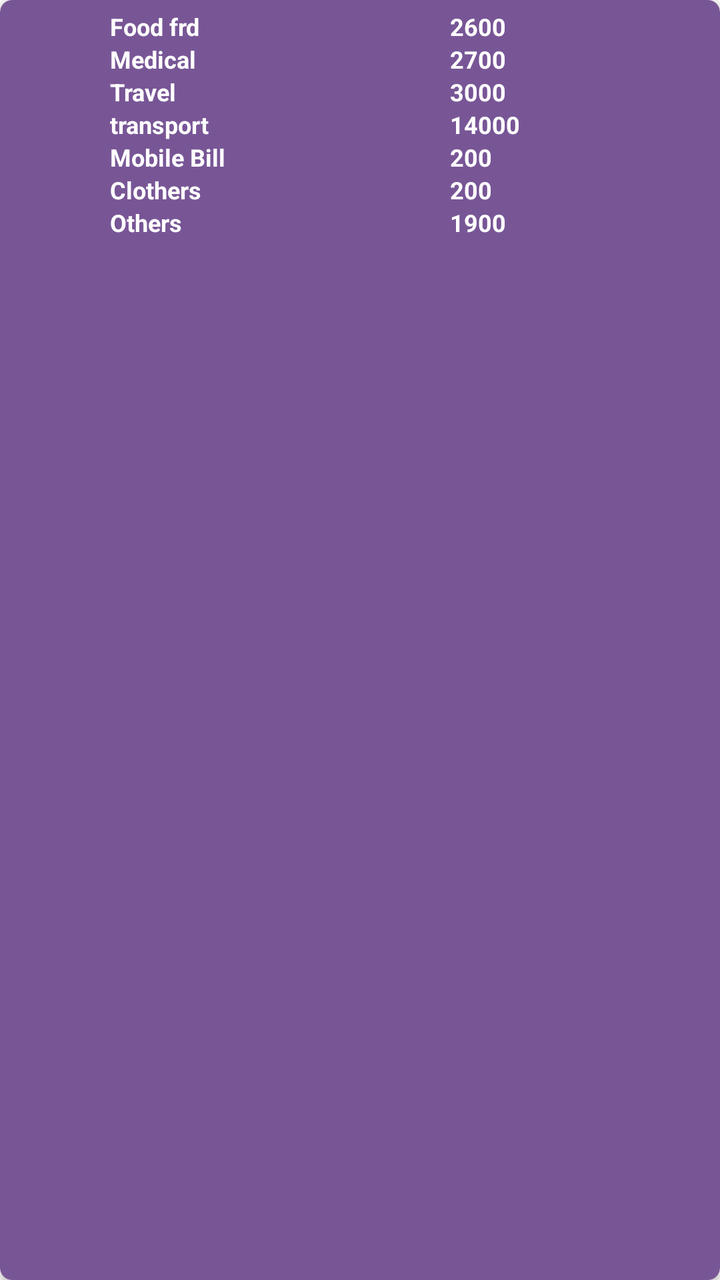
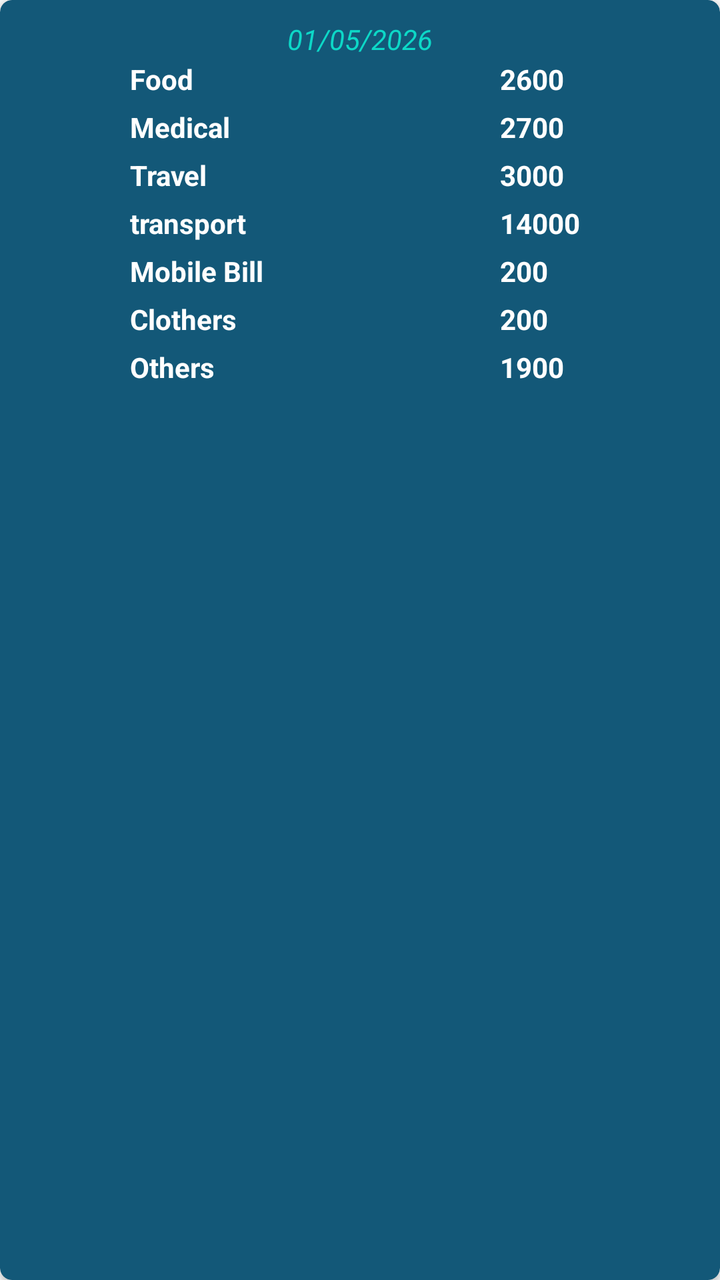

An Android layout rendered at two revisions. The XML below is the earlier revision; the diff shows what the commit changed to produce the second picture.
<!-- AndroidManifest.xml: application theme Theme.ExpenseTracker -->
<!-- res/layout/user_itemslist.xml -->
<?xml version="1.0" encoding="utf-8"?>
<androidx.cardview.widget.CardView xmlns:android="http://schemas.android.com/apk/res/android"
    android:layout_width="match_parent"
    android:layout_height="wrap_content"
    xmlns:app="http://schemas.android.com/apk/res-auto"
    android:backgroundTint="#785696"
    android:elevation="10dp"
    android:layout_marginHorizontal="50dp"
    android:layout_marginTop="25dp"
    app:cardCornerRadius="6dp"
    >

    <androidx.constraintlayout.widget.ConstraintLayout
        android:layout_width="match_parent"
        android:layout_height="wrap_content"
        android:padding="5dp"
        >

         <androidx.constraintlayout.widget.ConstraintLayout
             android:id="@+id/food_lay"
             android:layout_width="match_parent"
             android:layout_height="wrap_content"
             app:layout_constraintStart_toStartOf="parent"
             app:layout_constraintTop_toTopOf="parent"
             android:orientation="horizontal"
             >


             <TextView
                 android:id="@+id/t_food"
                 android:layout_width="fill_parent"
                 android:layout_height="wrap_content"
                 android:text="Food frd"
                 android:textSize="12sp"
                 android:textColor="@color/white"
                 android:textStyle="bold"
                 android:layout_marginLeft="50dp"
                 app:layout_constraintStart_toStartOf="parent"
                 app:layout_constraintTop_toTopOf="parent"
                 />

             <TextView
                 android:layout_width="fill_parent"
                 android:layout_height="wrap_content"
                 android:text="2600"
                 android:textSize="12sp"
                 android:textColor="@color/white"
                 android:textStyle="bold"
                 android:layout_marginLeft="220dp"
                 app:layout_constraintStart_toEndOf="@id/t_food"
                 app:layout_constraintTop_toTopOf="parent"

                 />

         </androidx.constraintlayout.widget.ConstraintLayout>


        <androidx.constraintlayout.widget.ConstraintLayout
            android:id="@+id/medi_lay"
            android:layout_width="match_parent"
            android:layout_height="wrap_content"
            app:layout_constraintStart_toStartOf="parent"
            app:layout_constraintTop_toBottomOf="@id/food_lay"
            android:orientation="horizontal"
            >


            <TextView
                android:id="@+id/t_medi"
                android:layout_width="fill_parent"
                android:layout_height="wrap_content"
                android:text="Medical"
                android:textSize="12sp"
                android:textColor="@color/white"
                android:textStyle="bold"
                android:paddingLeft="50dp"
                app:layout_constraintStart_toStartOf="parent"
                app:layout_constraintTop_toTopOf="parent"
                />

            <TextView
                android:id="@+id/et_medi"
                android:layout_width="fill_parent"
                android:layout_height="wrap_content"
                android:text="2700"
                android:textSize="12sp"
                android:textColor="@color/white"
                android:textStyle="bold"
                android:layout_marginLeft="220dp"
                app:layout_constraintStart_toEndOf="@id/t_medi"
                app:layout_constraintTop_toTopOf="parent"

                />

        </androidx.constraintlayout.widget.ConstraintLayout>

        <androidx.constraintlayout.widget.ConstraintLayout
            android:id="@+id/travel_lay"
            android:layout_width="match_parent"
            android:layout_height="wrap_content"
            app:layout_constraintStart_toStartOf="parent"
            app:layout_constraintTop_toBottomOf="@id/medi_lay"
            android:orientation="horizontal"
            >


            <TextView
                android:id="@+id/t_travel"
                android:layout_width="fill_parent"
                android:layout_height="wrap_content"
                android:text="Travel"
                android:textSize="12sp"
                android:textColor="@color/white"
                android:textStyle="bold"
                android:paddingLeft="50dp"
                app:layout_constraintStart_toStartOf="parent"
                app:layout_constraintTop_toTopOf="parent"
                />

            <TextView
                android:id="@+id/et_travel"
                android:layout_width="fill_parent"
                android:layout_height="wrap_content"
                android:text="3000"
                android:textSize="12sp"
                android:textColor="@color/white"
                android:textStyle="bold"
                android:layout_marginLeft="220dp"
                app:layout_constraintStart_toEndOf="@id/t_travel"
                app:layout_constraintTop_toTopOf="parent"

                />

        </androidx.constraintlayout.widget.ConstraintLayout>

        <androidx.constraintlayout.widget.ConstraintLayout
            android:id="@+id/transport_lay"
            android:layout_width="match_parent"
            android:layout_height="wrap_content"
            app:layout_constraintStart_toStartOf="parent"
            app:layout_constraintTop_toBottomOf="@id/travel_lay"
            android:orientation="horizontal"
            >


            <TextView
                android:id="@+id/t_transport"
                android:layout_width="fill_parent"
                android:layout_height="wrap_content"
                android:paddingLeft="50dp"
                android:text="transport"
                android:textColor="@color/white"
                android:textSize="12sp"
                android:textStyle="bold"
                app:layout_constraintStart_toStartOf="parent"
                app:layout_constraintTop_toTopOf="parent" />

            <TextView
                android:id="@+id/et_transport"
                android:layout_width="fill_parent"
                android:layout_height="wrap_content"
                android:text="14000"
                android:textSize="12sp"
                android:textColor="@color/white"
                android:textStyle="bold"
                android:layout_marginLeft="220dp"
                app:layout_constraintStart_toEndOf="@id/t_transport"
                app:layout_constraintTop_toTopOf="parent"

                />

        </androidx.constraintlayout.widget.ConstraintLayout>


        <androidx.constraintlayout.widget.ConstraintLayout
            android:id="@+id/bill_lay"
            android:layout_width="match_parent"
            android:layout_height="wrap_content"
            app:layout_constraintStart_toStartOf="parent"
            app:layout_constraintTop_toBottomOf="@id/transport_lay"
            android:orientation="horizontal"
            >


            <TextView
                android:id="@+id/t_bill"
                android:layout_width="fill_parent"
                android:layout_height="wrap_content"
                android:text="Mobile Bill"
                android:textSize="12sp"
                android:textColor="@color/white"
                android:textStyle="bold"
                android:paddingLeft="50dp"
                app:layout_constraintStart_toStartOf="parent"
                app:layout_constraintTop_toTopOf="parent"
                />

            <TextView
                android:id="@+id/et_bill"
                android:layout_width="fill_parent"
                android:layout_height="wrap_content"
                android:text="200"
                android:textSize="12sp"
                android:textColor="@color/white"
                android:textStyle="bold"
                android:layout_marginLeft="220dp"
                app:layout_constraintStart_toEndOf="@id/t_bill"
                app:layout_constraintTop_toTopOf="parent"

                />

        </androidx.constraintlayout.widget.ConstraintLayout>

        <androidx.constraintlayout.widget.ConstraintLayout
            android:id="@+id/clo_lay"
            android:layout_width="match_parent"
            android:layout_height="wrap_content"
            app:layout_constraintStart_toStartOf="parent"
            app:layout_constraintTop_toBottomOf="@id/bill_lay"
            android:orientation="horizontal"
            >


            <TextView
                android:id="@+id/t_clo"
                android:layout_width="fill_parent"
                android:layout_height="wrap_content"
                android:text="Clothers"
                android:textSize="12sp"
                android:textColor="@color/white"
                android:textStyle="bold"
                android:paddingLeft="50dp"
                app:layout_constraintStart_toStartOf="parent"
                app:layout_constraintTop_toTopOf="parent"
                />

            <TextView
                android:id="@+id/et_clo"
                android:layout_width="fill_parent"
                android:layout_height="wrap_content"
                android:text="200"
                android:textSize="12sp"
                android:textColor="@color/white"
                android:textStyle="bold"
                android:layout_marginLeft="220dp"
                app:layout_constraintStart_toEndOf="@id/t_clo"
                app:layout_constraintTop_toTopOf="parent"

                />

        </androidx.constraintlayout.widget.ConstraintLayout>

        <androidx.constraintlayout.widget.ConstraintLayout
            android:id="@+id/others_lay"
            android:layout_width="match_parent"
            android:layout_height="wrap_content"
            app:layout_constraintStart_toStartOf="parent"
            app:layout_constraintTop_toBottomOf="@id/clo_lay"
            android:orientation="horizontal"
            >


            <TextView
                android:id="@+id/t_others"
                android:layout_width="fill_parent"
                android:layout_height="wrap_content"
                android:text="Others"
                android:textSize="12sp"
                android:textColor="@color/white"
                android:textStyle="bold"
                android:paddingLeft="50dp"
                app:layout_constraintStart_toStartOf="parent"
                app:layout_constraintTop_toTopOf="parent"
                />

            <TextView
                android:id="@+id/et_others"
                android:layout_width="fill_parent"
                android:layout_height="wrap_content"
                android:text="1900"
                android:textSize="12sp"
                android:textColor="@color/white"
                android:textStyle="bold"
                android:layout_marginLeft="220dp"
                app:layout_constraintStart_toEndOf="@id/t_others"
                app:layout_constraintTop_toTopOf="parent"

                />

        </androidx.constraintlayout.widget.ConstraintLayout>

    </androidx.constraintlayout.widget.ConstraintLayout>

</androidx.cardview.widget.CardView>
<!-- resources referenced by this layout -->
<resources>
  <color name="white">#FFFFFFFF</color>
  <style name="Theme.ExpenseTracker" parent="Base.Theme.ExpenseTracker" />
  <style name="Base.Theme.ExpenseTracker" parent="Theme.AppCompat.DayNight.DarkActionBar">
          <item name="android:statusBarColor">#0D83BD</item>
      </style>
</resources>

<!-- the commit's change to res/layout/user_itemslist.xml (unified diff, before → after) -->
@@ -3,9 +3,9 @@
     android:layout_width="match_parent"
     android:layout_height="wrap_content"
     xmlns:app="http://schemas.android.com/apk/res-auto"
-    android:backgroundTint="#785696"
+    android:backgroundTint="#135878"
     android:elevation="10dp"
-    android:layout_marginHorizontal="50dp"
+    android:layout_marginHorizontal="20dp"
     android:layout_marginTop="25dp"
     app:cardCornerRadius="6dp"
     >
@@ -13,16 +13,30 @@
     <androidx.constraintlayout.widget.ConstraintLayout
         android:layout_width="match_parent"
         android:layout_height="wrap_content"
-        android:padding="5dp"
+
         >
+        
+        <TextView
+            android:id="@+id/date"
+            android:layout_width="wrap_content"
+            android:layout_height="20dp"
+            android:text="01/05/2026"
+            android:textStyle="italic"
+            android:textColor="#0DD8C7"
+            app:layout_constraintStart_toStartOf="parent"
+            app:layout_constraintEnd_toEndOf="parent"
+            app:layout_constraintBottom_toTopOf="@id/food_lay"
+
+            />
 
          <androidx.constraintlayout.widget.ConstraintLayout
              android:id="@+id/food_lay"
              android:layout_width="match_parent"
              android:layout_height="wrap_content"
              app:layout_constraintStart_toStartOf="parent"
+             app:layout_constraintEnd_toEndOf="parent"
              app:layout_constraintTop_toTopOf="parent"
-             android:orientation="horizontal"
+             android:layout_marginTop="30dp"
              >
 
 
@@ -30,23 +44,24 @@
                  android:id="@+id/t_food"
                  android:layout_width="fill_parent"
                  android:layout_height="wrap_content"
-                 android:text="Food frd"
-                 android:textSize="12sp"
+                 android:text="Food"
+                 android:textSize="14sp"
                  android:textColor="@color/white"
                  android:textStyle="bold"
-                 android:layout_marginLeft="50dp"
+                 android:layout_marginLeft="65dp"
                  app:layout_constraintStart_toStartOf="parent"
                  app:layout_constraintTop_toTopOf="parent"
                  />
 
              <TextView
+                 android:id="@+id/et_food"
                  android:layout_width="fill_parent"
                  android:layout_height="wrap_content"
                  android:text="2600"
-                 android:textSize="12sp"
+                 android:textSize="14sp"
                  android:textColor="@color/white"
                  android:textStyle="bold"
-                 android:layout_marginLeft="220dp"
+                 android:layout_marginLeft="250dp"
                  app:layout_constraintStart_toEndOf="@id/t_food"
                  app:layout_constraintTop_toTopOf="parent"
 
@@ -70,10 +85,11 @@
                 android:layout_width="fill_parent"
                 android:layout_height="wrap_content"
                 android:text="Medical"
-                android:textSize="12sp"
-                android:textColor="@color/white"
-                android:textStyle="bold"
-                android:paddingLeft="50dp"
+                android:textSize="14sp"
+                android:textColor="@color/white"
+                android:textStyle="bold"
+                android:paddingLeft="65dp"
+                android:layout_marginTop="5dp"
                 app:layout_constraintStart_toStartOf="parent"
                 app:layout_constraintTop_toTopOf="parent"
                 />
@@ -83,10 +99,11 @@
                 android:layout_width="fill_parent"
                 android:layout_height="wrap_content"
                 android:text="2700"
-                android:textSize="12sp"
-                android:textColor="@color/white"
-                android:textStyle="bold"
-                android:layout_marginLeft="220dp"
+                android:textSize="14sp"
+                android:textColor="@color/white"
+                android:textStyle="bold"
+                android:layout_marginLeft="250dp"
+                android:layout_marginTop="5dp"
                 app:layout_constraintStart_toEndOf="@id/t_medi"
                 app:layout_constraintTop_toTopOf="parent"
 
@@ -109,10 +126,11 @@
                 android:layout_width="fill_parent"
                 android:layout_height="wrap_content"
                 android:text="Travel"
-                android:textSize="12sp"
-                android:textColor="@color/white"
-                android:textStyle="bold"
-                android:paddingLeft="50dp"
+                android:textSize="14sp"
+                android:textColor="@color/white"
+                android:textStyle="bold"
+                android:paddingLeft="65dp"
+                android:layout_marginTop="5dp"
                 app:layout_constraintStart_toStartOf="parent"
                 app:layout_constraintTop_toTopOf="parent"
                 />
@@ -122,10 +140,11 @@
                 android:layout_width="fill_parent"
                 android:layout_height="wrap_content"
                 android:text="3000"
-                android:textSize="12sp"
-                android:textColor="@color/white"
-                android:textStyle="bold"
-                android:layout_marginLeft="220dp"
+                android:textSize="14sp"
+                android:textColor="@color/white"
+                android:textStyle="bold"
+                android:layout_marginTop="5dp"
+                android:layout_marginLeft="250dp"
                 app:layout_constraintStart_toEndOf="@id/t_travel"
                 app:layout_constraintTop_toTopOf="parent"
 
@@ -147,11 +166,12 @@
                 android:id="@+id/t_transport"
                 android:layout_width="fill_parent"
                 android:layout_height="wrap_content"
-                android:paddingLeft="50dp"
+                android:paddingLeft="65dp"
                 android:text="transport"
                 android:textColor="@color/white"
-                android:textSize="12sp"
-                android:textStyle="bold"
+                android:textSize="14sp"
+                android:textStyle="bold"
+                android:layout_marginTop="5dp"
                 app:layout_constraintStart_toStartOf="parent"
                 app:layout_constraintTop_toTopOf="parent" />
 
@@ -160,10 +180,11 @@
                 android:layout_width="fill_parent"
                 android:layout_height="wrap_content"
                 android:text="14000"
-                android:textSize="12sp"
-                android:textColor="@color/white"
-                android:textStyle="bold"
-                android:layout_marginLeft="220dp"
+                android:textSize="14sp"
+                android:layout_marginTop="5dp"
+                android:textColor="@color/white"
+                android:textStyle="bold"
+                android:layout_marginLeft="250dp"
                 app:layout_constraintStart_toEndOf="@id/t_transport"
                 app:layout_constraintTop_toTopOf="parent"
 
@@ -187,10 +208,11 @@
                 android:layout_width="fill_parent"
                 android:layout_height="wrap_content"
                 android:text="Mobile Bill"
-                android:textSize="12sp"
-                android:textColor="@color/white"
-                android:textStyle="bold"
-                android:paddingLeft="50dp"
+                android:textSize="14sp"
+                android:layout_marginTop="5dp"
+                android:textColor="@color/white"
+                android:textStyle="bold"
+                android:paddingLeft="65dp"
                 app:layout_constraintStart_toStartOf="parent"
                 app:layout_constraintTop_toTopOf="parent"
                 />
@@ -200,10 +222,11 @@
                 android:layout_width="fill_parent"
                 android:layout_height="wrap_content"
                 android:text="200"
-                android:textSize="12sp"
-                android:textColor="@color/white"
-                android:textStyle="bold"
-                android:layout_marginLeft="220dp"
+                android:textSize="14sp"
+                android:layout_marginTop="5dp"
+                android:textColor="@color/white"
+                android:textStyle="bold"
+                android:layout_marginLeft="250dp"
                 app:layout_constraintStart_toEndOf="@id/t_bill"
                 app:layout_constraintTop_toTopOf="parent"
 
@@ -226,10 +249,11 @@
                 android:layout_width="fill_parent"
                 android:layout_height="wrap_content"
                 android:text="Clothers"
-                android:textSize="12sp"
-                android:textColor="@color/white"
-                android:textStyle="bold"
-                android:paddingLeft="50dp"
+                android:textSize="14sp"
+                android:layout_marginTop="5dp"
+                android:textColor="@color/white"
+                android:textStyle="bold"
+                android:paddingLeft="65dp"
                 app:layout_constraintStart_toStartOf="parent"
                 app:layout_constraintTop_toTopOf="parent"
                 />
@@ -239,10 +263,11 @@
                 android:layout_width="fill_parent"
                 android:layout_height="wrap_content"
                 android:text="200"
-                android:textSize="12sp"
-                android:textColor="@color/white"
-                android:textStyle="bold"
-                android:layout_marginLeft="220dp"
+                android:textSize="14sp"
+                android:layout_marginTop="5dp"
+                android:textColor="@color/white"
+                android:textStyle="bold"
+                android:layout_marginLeft="250dp"
                 app:layout_constraintStart_toEndOf="@id/t_clo"
                 app:layout_constraintTop_toTopOf="parent"
 
@@ -265,12 +290,14 @@
                 android:layout_width="fill_parent"
                 android:layout_height="wrap_content"
                 android:text="Others"
-                android:textSize="12sp"
-                android:textColor="@color/white"
-                android:textStyle="bold"
-                android:paddingLeft="50dp"
-                app:layout_constraintStart_toStartOf="parent"
-                app:layout_constraintTop_toTopOf="parent"
+                android:textSize="14sp"
+                android:layout_marginTop="5dp"
+                android:textColor="@color/white"
+                android:textStyle="bold"
+                android:paddingLeft="65dp"
+                app:layout_constraintStart_toStartOf="parent"
+                app:layout_constraintTop_toTopOf="parent"
+                android:paddingBottom="5dp"
                 />
 
             <TextView
@@ -278,13 +305,14 @@
                 android:layout_width="fill_parent"
                 android:layout_height="wrap_content"
                 android:text="1900"
-                android:textSize="12sp"
-                android:textColor="@color/white"
-                android:textStyle="bold"
-                android:layout_marginLeft="220dp"
+                android:textSize="14sp"
+                android:layout_marginTop="5dp"
+                android:textColor="@color/white"
+                android:textStyle="bold"
+                android:layout_marginLeft="250dp"
                 app:layout_constraintStart_toEndOf="@id/t_others"
                 app:layout_constraintTop_toTopOf="parent"
-
+                android:paddingBottom="5dp"
                 />
 
         </androidx.constraintlayout.widget.ConstraintLayout>
